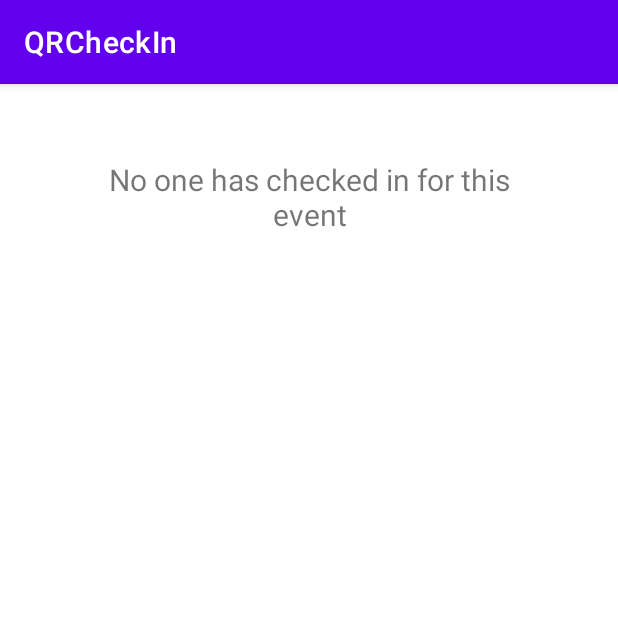
After one commit to CMPUT301W24T24/402-Payment-Required, an Android app: the fragment AttendeesCheckedInFragment shown on its own in the app's theme, on a phone screen of 412 x 824 dp, the top half of it. The commit adds this screen. Run offline under Robolectric (Android 15) with nearby library versions, the phone set to English and light mode, and no system bars; our stand-ins replace Firebase (no records; nobody signed in at launch, a user with empty details on screens opened directly); 1 statement that could not run was skipped.

Commit message:
Added user checkin list

```diff
--- /dev/null
+++ b/src/app/src/main/java/com/example/qrcheckin/user/attendeescheckedin/AttendeesCheckedInFragment.java
@@ -0,0 +1,80 @@
+package com.example.qrcheckin.user.attendeescheckedin;
+
+import android.os.Bundle;
+import android.view.LayoutInflater;
+import android.view.View;
+import android.view.ViewGroup;
+import android.widget.ListView;
+import android.widget.TextView;
+
+import androidx.annotation.NonNull;
+import androidx.annotation.Nullable;
+import androidx.fragment.app.Fragment;
+import androidx.lifecycle.ViewModelProvider;
+
+import com.example.qrcheckin.core.Event;
+import com.example.qrcheckin.databinding.FragmentAttendeesCheckedInBinding;
+import com.example.qrcheckin.databinding.FragmentAttendeesSignedUpBinding;
+import com.example.qrcheckin.user.attendeessignedup.AttendeesSignedUpViewModel;
+
+/**
+ *  The attendees checked in fragment which contains a list of users that have checked into the organizers event
+ */
+public class AttendeesCheckedInFragment extends Fragment {
+    private FragmentAttendeesCheckedInBinding binding;
+    private ListView listView;
+    private TextView textView;
+
+    /**
+     * Creates the view
+     * References: https://stackoverflow.com/questions/20328944/android-listview-show-a-message-if-arraylist-of-arrayadapter-is-empty/20329154#20329154 nsL Accessed Mar 20 2023
+     * @param inflater The LayoutInflater object that can be used to inflate any views in the fragment
+     * @param container If non-null, this is the parent view that the fragment's UI should be attached to.
+     *                  The fragment should not add the view itself but this can be used to generate the
+     *                  LayoutParams of the view.
+     * @param savedInstanceState If non-null, this fragment is being re-constructed from a previous
+     *                           saved state as given here.
+     * @return The fragments bindings root
+     */
+    public View onCreateView(@NonNull LayoutInflater inflater,
+                             ViewGroup container, Bundle savedInstanceState) {
+        AttendeesSignedUpViewModel attendeesSignedUpViewModel =
+                new ViewModelProvider(this).get(AttendeesSignedUpViewModel.class);
+
+        binding = FragmentAttendeesCheckedInBinding.inflate(inflater, container, false);
+        View root = binding.getRoot();
+
+        listView = binding.attendeesCheckedInListView;
+        attendeesSignedUpViewModel.initializeAdaptor(getContext(), getArguments().getSerializable("event") != null ? (Event) getArguments().getSerializable("event") : null);
+        attendeesSignedUpViewModel.getUserList().observe(getViewLifecycleOwner(), listView::setAdapter);
+
+        textView = binding.checkinListEmptyTextView;
+        listView.setEmptyView(textView);
+
+        return root;
+    }
+
+    public void onViewCreated(@NonNull View view, @Nullable Bundle savedInstanceState) {
+        super.onViewCreated(view, savedInstanceState);
+
+        /*listView.setOnItemClickListener(new AdapterView.OnItemClickListener() {
+            @Override
+            public void onItemClick(AdapterView<?> parent, View view, int position, long id) {
+                User user = (User) listView.getItemAtPosition(position);
+                Bundle bundle = new Bundle();
+                bundle.putSerializable("user", (Serializable) user);
+                // TODO: Update to show user profile
+                // Navigation.findNavController(requireView()).navigate(R.id.action_nav_attendeessignedup_to_nav_view_profile, bundle);
+            }
+        });*/
+    }
+
+    /**
+     * Destroys the view once the user has left the app
+     */
+    @Override
+    public void onDestroyView() {
+        super.onDestroyView();
+        binding = null;
+    }
+}
--- /dev/null
+++ b/src/app/src/main/res/layout/fragment_attendees_checked_in.xml
@@ -0,0 +1,24 @@
+<?xml version="1.0" encoding="utf-8"?>
+<androidx.constraintlayout.widget.ConstraintLayout xmlns:android="http://schemas.android.com/apk/res/android"
+    android:layout_width="match_parent"
+    android:layout_height="match_parent"
+    xmlns:tools="http://schemas.android.com/tools"
+    xmlns:app="http://schemas.android.com/apk/res-auto"
+    tools:context=".user.attendeescheckedin.AttendeesCheckedInFragment">
+    <ListView
+        android:layout_width="match_parent"
+        android:layout_height="wrap_content"
+        android:id="@+id/attendees_checked_in_list_view"
+        app:layout_constraintTop_toTopOf="parent"/>
+
+    <TextView
+        android:id="@+id/checkin_list_empty_text_view"
+        android:layout_width="match_parent"
+        android:layout_height="match_parent"
+        android:visibility="invisible"
+        android:text="No one has checked in for this event"
+        android:textSize="20dp"
+        android:layout_margin="50dp"
+        android:textAlignment="center"
+        app:layout_constraintTop_toTopOf="parent"/>
+</androidx.constraintlayout.widget.ConstraintLayout>
```
Also changed, not shown: src/app/src/main/java/com/example/qrcheckin/core/Database.java (+39 -1 lines), src/app/src/main/java/com/example/qrcheckin/user/attendeescheckedin/AttendeesCheckedInViewModel.java (added, +47 -0 lines), src/app/src/main/java/com/example/qrcheckin/user/editevent/EditEventFragment.java (+11 -0 lines), src/app/src/main/res/navigation/mobile_navigation.xml (+13 -0 lines).
